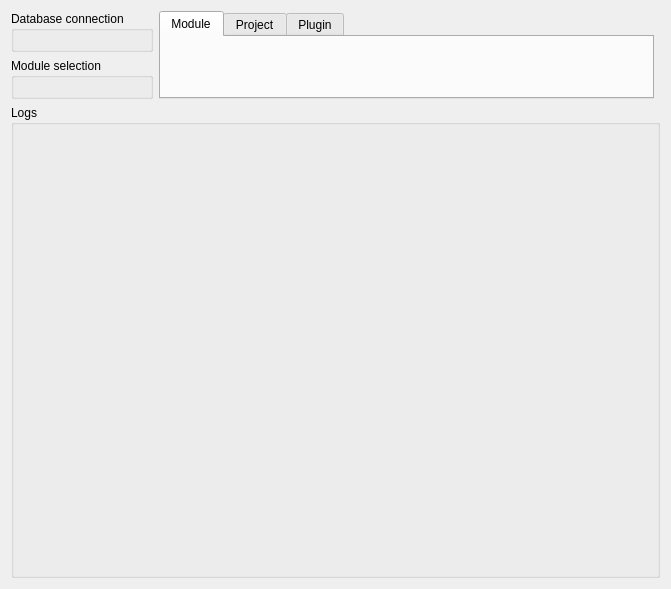
The window that oqtopus/ui/main_dialog.ui (opengisch/oqtopus) describes before a commit, drawn with Qt 5.
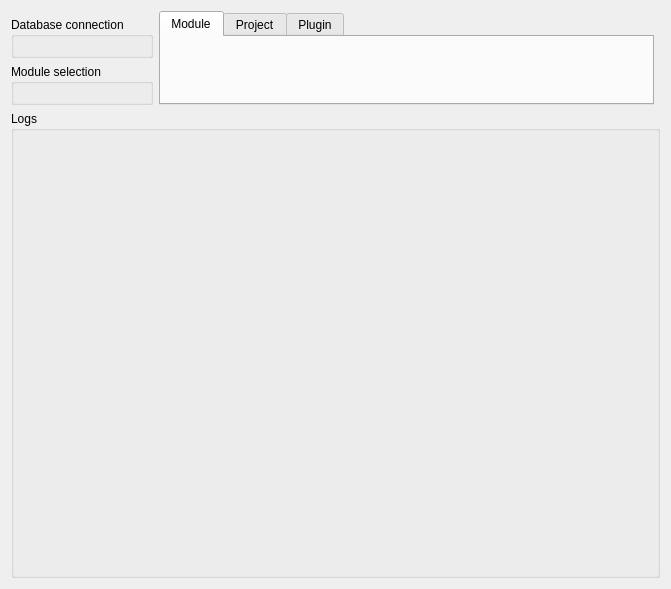
The same window after the commit.

Patch:
```diff
--- a/oqtopus/ui/main_dialog.ui
+++ b/oqtopus/ui/main_dialog.ui
@@ -13,8 +13,11 @@
   <property name="windowTitle">
    <string>oQtopus Module Management Tool</string>
   </property>
-  <layout class="QGridLayout" name="gridLayout_8" rowstretch="0,0,0,0,0">
-   <item row="0" column="0" rowspan="2">
+  <layout class="QGridLayout" name="gridLayout_8" rowstretch="0,0,0,0,0,0">
+   <item row="0" column="0">
+    <widget class="QWidget" name="messageBar_placeholder" native="true"/>
+   </item>
+   <item row="1" column="0" rowspan="2">
     <widget class="QGroupBox" name="db_groupBox">
      <property name="title">
       <string>Database connection</string>
@@ -22,7 +25,7 @@
      <layout class="QGridLayout" name="gridLayout_5"/>
     </widget>
    </item>
-   <item row="4" column="0" colspan="3">
+   <item row="5" column="0" colspan="3">
     <widget class="QGroupBox" name="logs_groupBox">
      <property name="sizePolicy">
       <sizepolicy hsizetype="Preferred" vsizetype="MinimumExpanding">
@@ -42,7 +45,7 @@
      <layout class="QGridLayout" name="gridLayout_11"/>
     </widget>
    </item>
-   <item row="0" column="1" rowspan="4">
+   <item row="0" column="1" rowspan="5">
     <widget class="QTabWidget" name="tabWidget">
      <property name="currentIndex">
       <number>0</number>
@@ -67,7 +70,7 @@
      </widget>
     </widget>
    </item>
-   <item row="2" column="0" rowspan="2">
+   <item row="3" column="0" rowspan="2">
     <widget class="QGroupBox" name="moduleSelection_groupBox">
      <property name="title">
       <string>Module selection</string>
```
